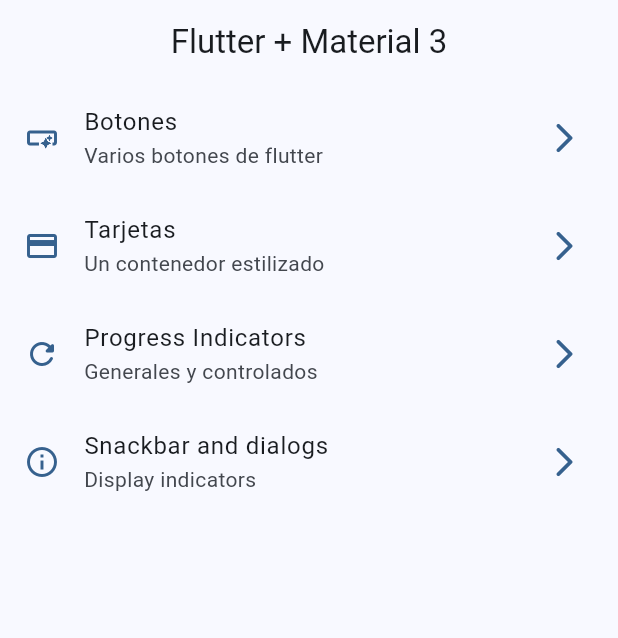
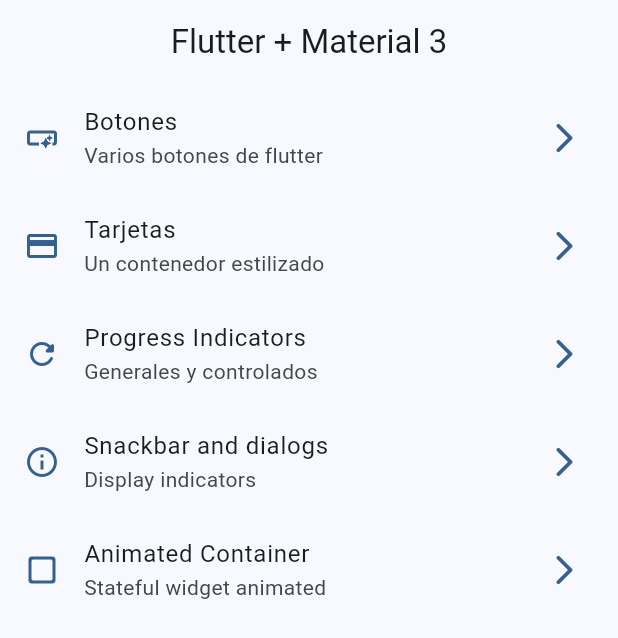
Before and after one commit to Fredy002/FlutterRiverpodWidgetsSuite, a Flutter app: the screen it shows after launch, on a phone screen of 412 x 824 dp. Shown: the top 638 px of the screen. Run offline on Flutter 3.47's test engine with Material 2 defaults, Android fonts, the phone set to English and light mode, and no system bars; our stand-ins replace go_router.

Commit message:
finished animated container

```diff
--- a/lib/config/menu/menuItems.dart
+++ b/lib/config/menu/menuItems.dart
@@ -35,4 +35,9 @@ const appMenuItems = <MenuItems>[
       subtitle: 'Display indicators',
       link: '/snackbars',
       icon: Icons.info_outline),
+      MenuItems(
+      title: 'Animated Container',
+      subtitle: 'Stateful widget animated',
+      link: '/animated',
+      icon: Icons.check_box_outline_blank_rounded),
 ];
--- a/lib/config/router/appRouter.dart
+++ b/lib/config/router/appRouter.dart
@@ -3,11 +3,9 @@
 import 'package:go_router/go_router.dart';
 import 'package:widgets_app/src/screens/screens.dart';
 
-final appRouter = GoRouter(
-  initialLocation: '/',
-  routes: [
+final appRouter = GoRouter(initialLocation: '/', routes: [
   GoRoute(
-    name: HomeScreen.name ,
+    name: HomeScreen.name,
     path: '/',
     builder: (context, state) => const HomeScreen(),
   ),
@@ -30,5 +28,10 @@ final appRouter = GoRouter(
     name: SnackbarScreen.name,
     path: '/snackbars',
     builder: (context, state) => const SnackbarScreen(),
+  ),
+  GoRoute(
+    name: AnimatedScreen.name,
+    path: '/animated',
+    builder: (context, state) => const AnimatedScreen(),
   )
 ]);
```
Also changed, not shown: lib/src/screens/animated/animatedScrenn.dart (+44 -2 lines).
